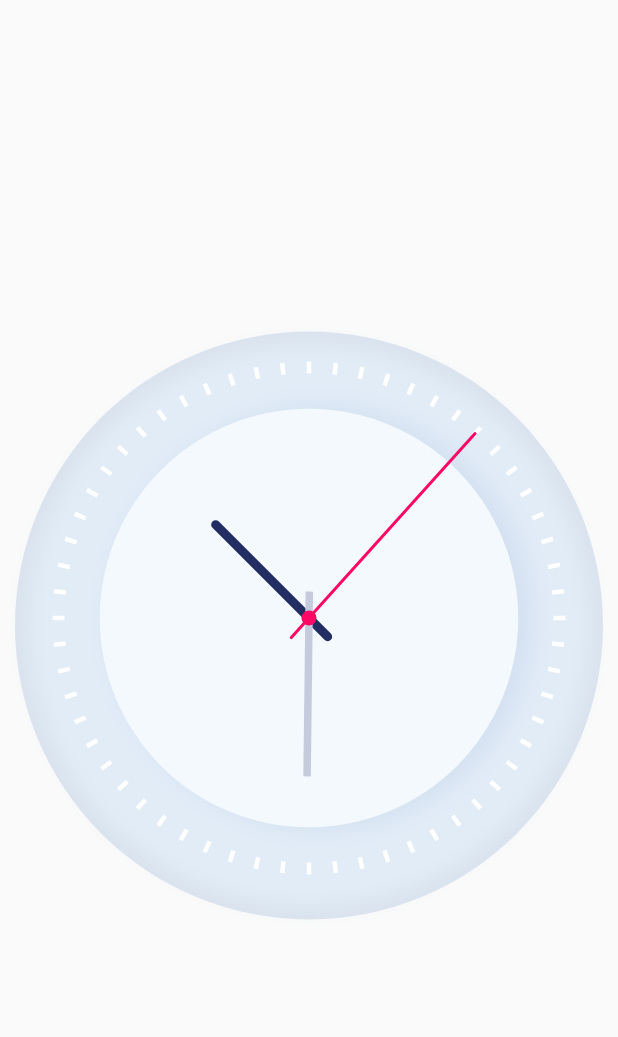
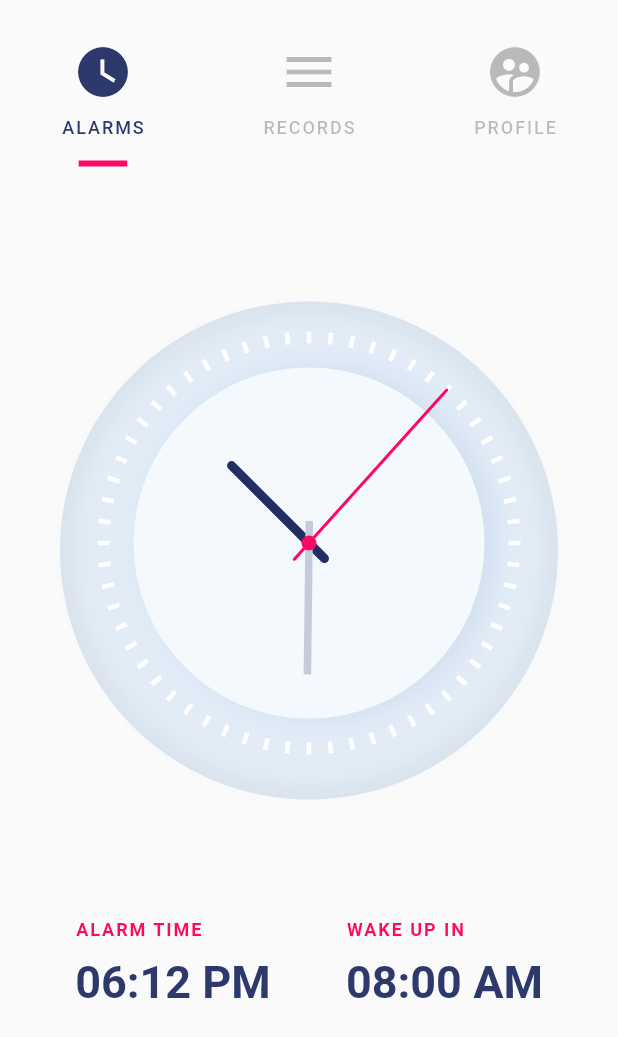
Before and after one commit to timmy-gzw/flutter_clock_app, a Flutter app: the screen it shows after launch, on a phone screen of 412 x 824 dp. Shown: the top 1037 px of the screen. Run offline on Flutter 3.47's test engine with Material 2 defaults, Android fonts, the phone set to English and light mode, and no system bars.

Commit message:
add TabBar and add first_screen tob widget

```diff
--- a/lib/clock.dart
+++ b/lib/clock/clock.dart
@@ -1,8 +1,8 @@
 import 'dart:async';
 
-import 'package:clock_app/clock_text.dart';
+import 'package:clock_app/clock/clock_text.dart';
 import 'package:flutter/material.dart';
-import 'package:clock_app/clock_face.dart';
+import 'package:clock_app/clock/clock_face.dart';
 
 import 'clock_dial_painter.dart';
 import 'clock_hands.dart';
--- a/lib/clock_dial_painter.dart
+++ b/lib/clock/clock_dial_painter.dart
@@ -1,5 +1,5 @@
 import 'dart:math';
-import 'package:clock_app/clock_text.dart';
+import 'package:clock_app/clock/clock_text.dart';
 import 'package:flutter/material.dart';
 
 class ClockDialPainter extends CustomPainter{
--- a/lib/clock_face.dart
+++ b/lib/clock/clock_face.dart
@@ -24,7 +24,7 @@ class ClockFace extends StatelessWidget {
                   offset: Offset(8.0, 0),
                   blurRadius: 13,
                   spreadRadius: 1,
-                  color: Color(0xffd3e0f0)
+                  color: Color(0xFFD3E0F0)
                 )
               ]
             ),
--- a/lib/clock_hands.dart
+++ b/lib/clock/clock_hands.dart
@@ -1,8 +1,8 @@
 import 'dart:async';
 
-import 'package:clock_app/hand_hour.dart';
-import 'package:clock_app/hand_minute.dart';
-import 'package:clock_app/hand_second.dart';
+import 'package:clock_app/clock/hand_hour.dart';
+import 'package:clock_app/clock/hand_minute.dart';
+import 'package:clock_app/clock/hand_second.dart';
 import 'package:flutter/material.dart';
 
 
--- a/lib/main.dart
+++ b/lib/main.dart
@@ -1,6 +1,5 @@
 import 'package:flutter/material.dart';
-import 'package:clock_app/clock.dart';
-import 'clock_text.dart';
+import 'screens/first_screen.dart';
 
 void main() => runApp(new MyApp());
 
@@ -17,21 +16,79 @@ class MyApp extends StatelessWidget {
   }
 }
 
-class AppClock extends StatelessWidget{
-
+class AppClock extends StatelessWidget {
   @override
   Widget build(BuildContext context) {
-    return new Scaffold(
-      body: new Padding(
-        padding: const EdgeInsets.only(left: 10.0, right: 10.0),
-        child: new Column(
-          mainAxisAlignment: MainAxisAlignment.center,
-          children: <Widget>[
-
-            new Clock(
-
+    return Container(
+      height: 600,
+      width: double.infinity,
+      child: DefaultTabController(
+        length: 3,
+        child: Scaffold(
+          appBar: AppBar(
+            elevation: 0.0,
+            backgroundColor: Colors.transparent,
+            bottom: PreferredSize(
+              preferredSize: Size.fromHeight(55),
+              child: Container(
+                color: Colors.transparent,
+                child: SafeArea(
+                  child: Column(
+                    children: <Widget>[
+                      TabBar(
+                        indicator: UnderlineTabIndicator(
+                            borderSide: BorderSide(
+                              color: Color(0xffff0863),
+                              width: 4.0,
+                            ),
+                            insets: EdgeInsets.fromLTRB(40.0, 20.0, 40.0, 0)),
+                        indicatorWeight: 15,
+                        indicatorSize: TabBarIndicatorSize.label,
+                        labelColor: Color(0xFF2D386B),
+                        labelStyle: TextStyle(
+                            fontSize: 12,
+                            letterSpacing: 1.3,
+                            fontWeight: FontWeight.w500),
+                        unselectedLabelColor: Colors.black26,
+                        tabs: <Widget>[
+                          Tab(
+                            text: "ALARMS",
+                            icon: Icon(
+                              Icons.watch_later,
+                              size: 40,
+                            ),
+                          ),
+                          Tab(
+                            text: "RECORDS",
+                            icon: Icon(
+                              Icons.menu,
+                              size: 40,
+                            ),
+                          ),
+                          Tab(
+                            text: "PROFILE",
+                            icon: Icon(
+                              Icons.supervised_user_circle,
+                              size: 40,
+                            ),
+                          )
+                        ],
+                      )
+                    ],
+                  ),
+                ),
+              ),
             ),
-          ],
+          ),
+          body: TabBarView(
+            children: <Widget>[
+              Center(
+                child: FirstTab(),
+              ),
+              Text("Second Screen"),
+              Text("Thirst Screen"),
+            ],
+          ),
         ),
       ),
     );
--- /dev/null
+++ b/lib/screens/first_screen.dart
@@ -0,0 +1,73 @@
+import 'package:clock_app/clock/clock.dart';
+import 'package:flutter/material.dart';
+
+class FirstTab extends StatelessWidget {
+  @override
+  Widget build(BuildContext context) {
+    return ListView(
+      children: <Widget>[
+        SizedBox(
+          height: 85,
+        ),
+        Padding(
+          padding: EdgeInsets.symmetric(horizontal: 40),
+          child: Clock(),
+        ),
+        SizedBox(
+          height: 85,
+        ),
+        Row(
+          mainAxisAlignment: MainAxisAlignment.spaceEvenly,
+          children: <Widget>[
+            Column(
+              crossAxisAlignment: CrossAxisAlignment.start,
+              children: <Widget>[
+                Text(
+                  "ALARM TIME",
+                  style: TextStyle(
+                      color: Color(0xffff0863),
+                      fontSize: 12,
+                      fontWeight: FontWeight.w700,
+                      letterSpacing: 1.3),
+                ),
+                SizedBox(
+                  height: 10.0,
+                ),
+                Text(
+                  "06:12 PM",
+                  style: TextStyle(
+                      color: Color(0xff2d386b),
+                      fontSize: 30,
+                      fontWeight: FontWeight.w700),
+                )
+              ],
+            ),
+            Column(
+              crossAxisAlignment: CrossAxisAlignment.start,
+              children: <Widget>[
+                Text(
+                  "WAKE UP IN",
+                  style: TextStyle(
+                      color: Color(0xffff0863),
+                      fontSize: 12,
+                      fontWeight: FontWeight.w700,
+                      letterSpacing: 1.3),
+                ),
+                SizedBox(
+                  height: 10.0,
+                ),
+                Text(
+                  "08:00 AM",
+                  style: TextStyle(
+                      color: Color(0xff2d386b),
+                      fontSize: 30,
+                      fontWeight: FontWeight.w700),
+                )
+              ],
+            ),
+          ],
+        )
+      ],
+    );
+  }
+}
```
Also changed, not shown: lib/clock/clock_text.dart (renamed from lib/clock_text.dart), lib/clock/hand_hour.dart (renamed from lib/hand_hour.dart), lib/clock/hand_minute.dart (renamed from lib/hand_minute.dart), lib/clock/hand_second.dart (renamed from lib/hand_second.dart).
